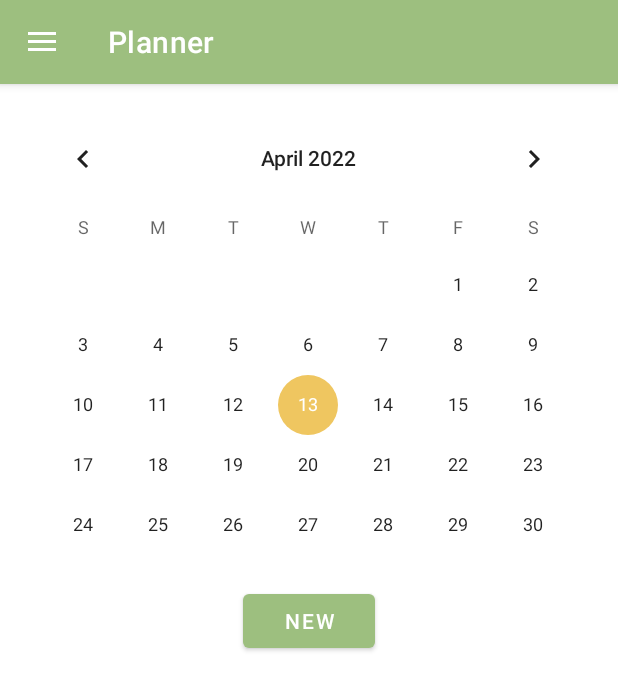
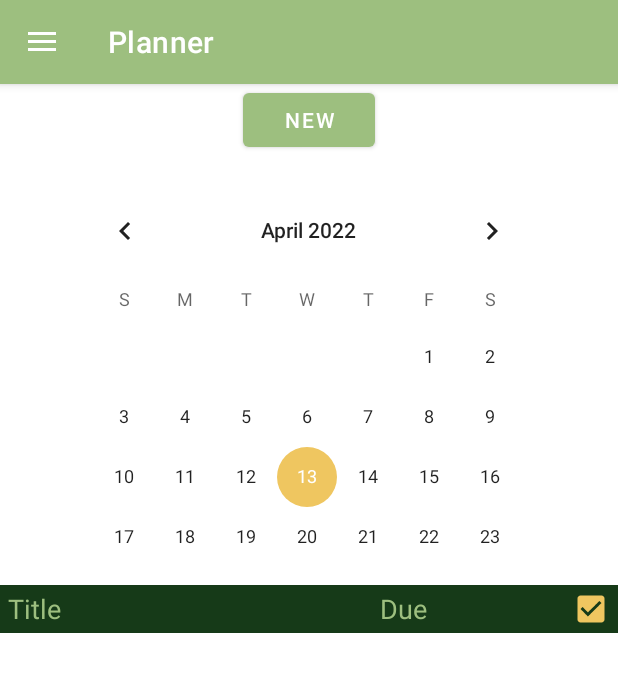
Before and after one commit to cmdmac23/CapstoneProject, an Android app: the PlannerMain screen opened directly, with no data from a screen before it, on a phone screen of 412 x 824 dp. Shown: the top 690 px of the screen. Run offline under Robolectric (Android 15) with nearby library versions, the phone set to English and light mode, and no system bars; 1 statement that could not run was skipped.

Commit message:
display layout updates

```diff
--- a/app/src/main/java/com/example/capstoneproject/ApiManagement.java
+++ b/app/src/main/java/com/example/capstoneproject/ApiManagement.java
@@ -116,7 +116,6 @@ public class ApiManagement {
             new BufferedInputStream(conn.getInputStream());
 
             conn.disconnect();
-
         } catch (Exception e) {
             e.printStackTrace();
         }
--- a/app/src/main/res/layout/activity_planner_main.xml
+++ b/app/src/main/res/layout/activity_planner_main.xml
@@ -12,10 +12,18 @@
         android:layout_height="match_parent"
         android:orientation="vertical">
 
+        <Button
+            android:id="@+id/createPlannerButton"
+            android:layout_width="wrap_content"
+            android:layout_height="wrap_content"
+            android:layout_gravity="center_horizontal"
+            android:onClick="CreateClick"
+            android:text="New" />
+
         <CalendarView
             android:id="@+id/calendarView"
-            android:layout_width="390dp"
-            android:layout_height="318dp"
+            android:layout_width="326dp"
+            android:layout_height="260dp"
             android:layout_gravity="center_horizontal"
             android:layout_marginTop="16dp"
             android:focusedMonthDateColor="#FFFFFF"
@@ -23,13 +31,70 @@
             app:layout_constraintStart_toStartOf="parent"
             app:layout_constraintTop_toTopOf="parent" />
 
-        <Button
-            android:id="@+id/createPlannerButton"
-            android:layout_width="wrap_content"
-            android:layout_height="wrap_content"
-            android:layout_gravity="center_horizontal"
-            android:onClick="CreateClick"
-            android:text="New" />
+        <Space
+            android:layout_width="match_parent"
+            android:layout_height="10dp" />
+
+        <ScrollView
+            android:layout_width="match_parent"
+            android:layout_height="match_parent">
+
+            <LinearLayout
+                android:id="@+id/plannerMainLinearLayout"
+                android:layout_width="match_parent"
+                android:layout_height="wrap_content"
+                android:orientation="vertical">
+
+                <View
+                    android:id="@+id/view3"
+                    android:layout_width="match_parent"
+                    android:layout_height="2dp"
+                    android:background="@color/darkest_green" />
+
+                <LinearLayout
+                    android:layout_width="match_parent"
+                    android:layout_height="match_parent"
+                    android:background="@color/darkest_green"
+                    android:orientation="horizontal">
+
+                    <TextView
+                        android:id="@+id/textView"
+                        android:layout_width="wrap_content"
+                        android:layout_height="wrap_content"
+                        android:layout_weight="7"
+                        android:paddingLeft="5dp"
+                        android:text="Title"
+                        android:textColor="@color/lightest_green"
+                        android:textSize="18sp" />
+
+                    <TextView
+                        android:id="@+id/textView2"
+                        android:layout_width="wrap_content"
+                        android:layout_height="wrap_content"
+                        android:layout_weight="3"
+                        android:text="Due"
+                        android:textColor="@color/lightest_green"
+                        android:textSize="18sp" />
+
+                    <CheckBox
+                        android:id="@+id/checkBox"
+                        android:layout_width="5dp"
+                        android:layout_height="28dp"
+                        android:layout_weight="1"
+                        android:checked="true"
+                        android:clickable="false"
+                        android:textSize="18sp" />
+                </LinearLayout>
+
+                <View
+                    android:id="@+id/view6"
+                    android:layout_width="match_parent"
+                    android:layout_height="2dp"
+                    android:background="@color/darkest_green" />
+
+            </LinearLayout>
+        </ScrollView>
+
     </LinearLayout>
 
     <com.google.android.material.navigation.NavigationView
--- a/app/src/main/res/values/colors.xml
+++ b/app/src/main/res/values/colors.xml
@@ -1,6 +1,7 @@
 <?xml version="1.0" encoding="utf-8"?>
 <resources>
     <color name="lightest_green">#9DBF7F</color>
+    <color name="submenu_green">#B99DBF7F</color>
     <color name="middle_green">#55852B</color>
     <color name="darkest_green">#163A18</color>
     <color name="light_gold">#EFC660</color>
```
Also changed, not shown: app/src/main/java/com/example/capstoneproject/CreatePlanner.java (+2 -19 lines), app/src/main/java/com/example/capstoneproject/Menu.java (+94 -9 lines), app/src/main/java/com/example/capstoneproject/PlannerMain.java (+173 -0 lines), app/src/main/res/layout/activity_create_planner.xml (+1 -19 lines), app/src/main/res/layout/activity_menu_page.xml (+60 -5 lines).
